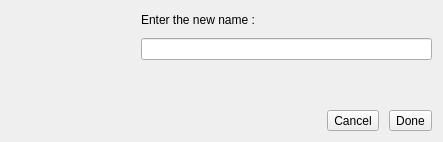
The window that app/corefm/renamedialog.ui (rahmanshaber/corebox) describes before a commit, drawn with Qt 5.
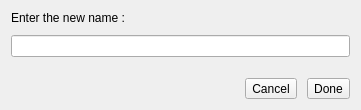
The same window after the commit. Icons and pictures are not drawn.

What changed in the file:
```diff
--- a/app/corefm/renamedialog.ui
+++ b/app/corefm/renamedialog.ui
@@ -6,8 +6,8 @@
    <rect>
     <x>0</x>
     <y>0</y>
-    <width>443</width>
-    <height>138</height>
+    <width>361</width>
+    <height>110</height>
    </rect>
   </property>
   <property name="windowTitle">
@@ -24,33 +24,17 @@
    <property name="spacing">
     <number>10</number>
    </property>
-   <item row="0" column="0" rowspan="4">
-    <widget class="QLabel" name="pic">
-     <property name="minimumSize">
-      <size>
-       <width>120</width>
-       <height>120</height>
-      </size>
-     </property>
-     <property name="text">
-      <string/>
-     </property>
-     <property name="scaledContents">
-      <bool>true</bool>
-     </property>
-    </widget>
-   </item>
-   <item row="0" column="1">
+   <item row="0" column="0">
     <widget class="QLabel" name="label_2">
      <property name="text">
       <string>Enter the new name : </string>
      </property>
     </widget>
    </item>
-   <item row="1" column="1">
+   <item row="1" column="0">
     <widget class="QLineEdit" name="newName"/>
    </item>
-   <item row="3" column="1">
+   <item row="3" column="0">
     <layout class="QHBoxLayout" name="horizontalLayout_2">
      <item>
       <spacer name="horizontalSpacer">
@@ -81,7 +65,7 @@
      </item>
     </layout>
    </item>
-   <item row="2" column="1">
+   <item row="2" column="0">
     <spacer name="verticalSpacer">
      <property name="orientation">
       <enum>Qt::Vertical</enum>
```
